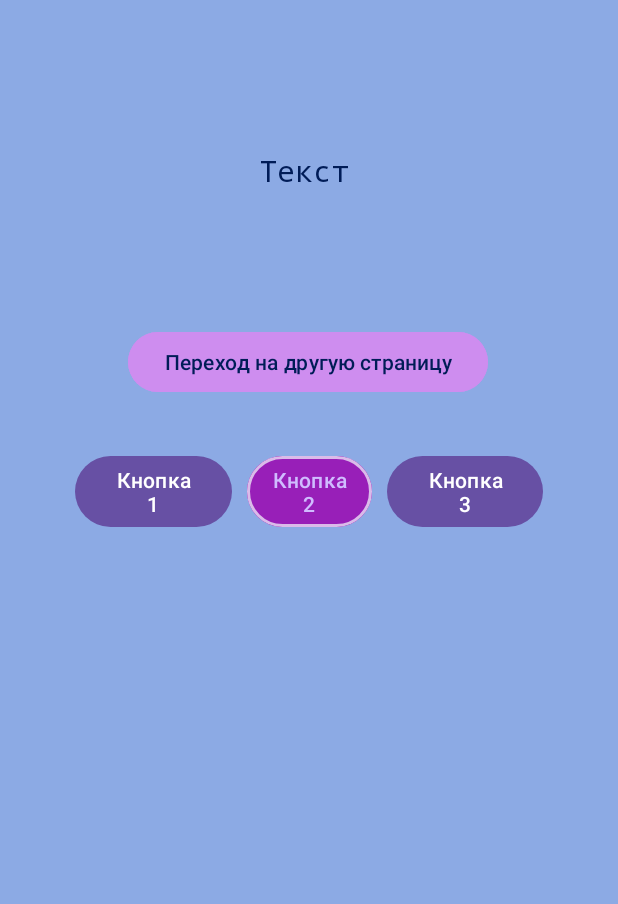
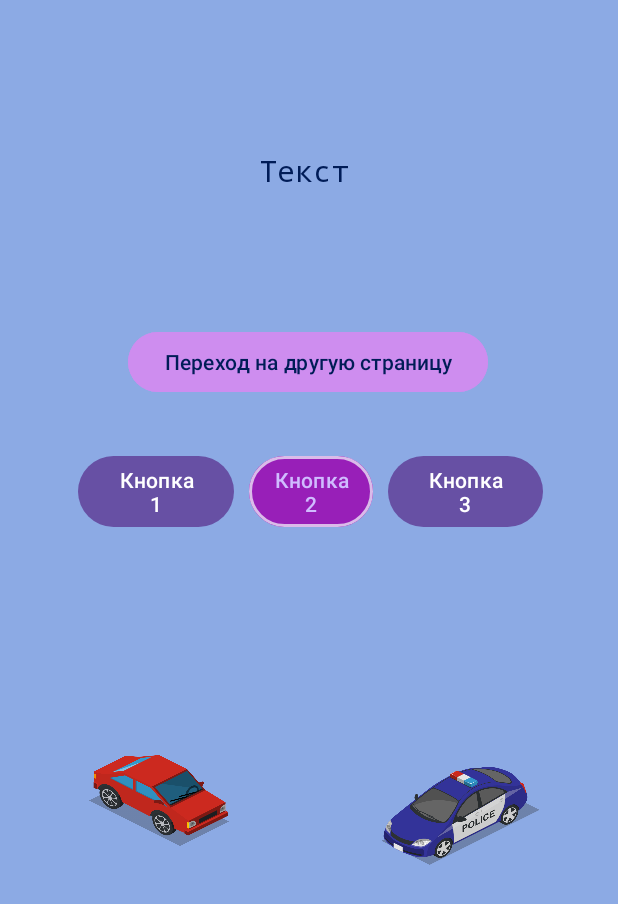
Before and after one commit to LinaLLLL/Java_Practice-android-studio-, an Android app: the screen it shows after launch (MainActivity), on a phone screen of 412 x 824 dp. Shown: the top 904 px of the screen. Run offline under Robolectric (Android 15) with nearby library versions, the phone set to English and light mode, and no system bars.

Commit message:
Добавлены imageButton и проигрывание мелодий

```diff
--- a/Practice2/app/src/main/java/com/example/practice2/MainActivity.java
+++ b/Practice2/app/src/main/java/com/example/practice2/MainActivity.java
@@ -7,9 +7,12 @@ import android.content.DialogInterface;
 import android.content.Intent;
 import android.content.res.ColorStateList;
 import android.graphics.Color;
+import android.media.MediaParser;
+import android.media.MediaPlayer;
 import android.os.Bundle;
 import android.view.View;
 import android.widget.Button;
+import android.widget.ImageButton;
 import android.widget.TextView;
 import android.widget.Toast;
 
@@ -35,17 +38,49 @@ public class MainActivity extends AppCompatActivity {
         });
         TextView text = findViewById(R.id.text);
         button2 = findViewById(R.id.button2);
-        Button button_transitin_page = findViewById(R.id.button_transition_page);
+
+        ImageButton button_image_car = findViewById(R.id.button_image_car);
+        ImageButton button_image_police = findViewById(R.id.button_image_police);
+
+        MediaPlayer carSound = MediaPlayer.create(this, R.raw.car);
+        MediaPlayer policeSound = MediaPlayer.create(this, R.raw.police);
 
         button2.setOnClickListener(new View.OnClickListener() {
             @Override
             public void onClick(View v) {
                 showInfo(text.getText().toString(), button2);
                 ShowInfoAllert("Вы хотите закрыть приложения?");
-
             }
         });
 
+        button_image_car.setOnClickListener(new View.OnClickListener() {
+            @Override
+            public void onClick(View v) {
+                soundPlayButton(carSound, policeSound);
+            }
+        });
+
+        button_image_police.setOnClickListener(new View.OnClickListener() {
+            @Override
+            public void onClick(View v) {
+                soundPlayButton(policeSound, carSound);
+            }
+        });
+    }
+
+    private void soundPlayButton(MediaPlayer sound1, MediaPlayer sound2) {
+        if(sound1.isPlaying()){ //проверка играет ли мелодия
+            sound1.pause(); //пауза
+            sound1.seekTo(0); //установка на начало мелодии(из-за паузы, что бы не начиналось с того места где остановаилась)
+            sound1.setLooping(false); //зацикленность false
+        }
+        if (sound2.isPlaying()){
+            sound2.pause();
+            sound2.seekTo(0);
+            sound2.setLooping(false);
+        }
+        sound1.start();
+        sound1.setLooping(true);
 
     }
 
@@ -86,4 +121,6 @@ public class MainActivity extends AppCompatActivity {
         Intent intent = new Intent(this, Activity2.class);
         startActivity(intent);
     }
+
+
 }
--- a/Practice2/app/src/main/res/layout/activity_2.xml
+++ b/Practice2/app/src/main/res/layout/activity_2.xml
@@ -23,7 +23,7 @@
         app:layout_constraintStart_toStartOf="parent"
         app:layout_constraintTop_toTopOf="parent"
         app:layout_constraintVertical_bias="1.0"
-        app:srcCompat="@drawable/BG" />
+        app:srcCompat="@drawable/bg" />
 
     <Button
         android:id="@+id/button_transition_main"
--- a/Practice2/app/src/main/res/layout/activity_main.xml
+++ b/Practice2/app/src/main/res/layout/activity_main.xml
@@ -6,7 +6,7 @@
     android:layout_width="match_parent"
     android:layout_height="match_parent"
     android:background="@color/background"
-    tools:context=".MainActivity" >
+    tools:context=".MainActivity">
 
     <TextView
         android:id="@+id/text"
@@ -38,8 +38,9 @@
         app:layout_constraintTop_toBottomOf="@+id/text" />
 
     <LinearLayout
-        android:layout_width="0dp"
-        android:layout_height="0dp"
+        android:id="@+id/linearLayout"
+        android:layout_width="310dp"
+        android:layout_height="69dp"
         android:layout_marginStart="50dp"
         android:layout_marginTop="300dp"
         android:layout_marginEnd="50dp"
@@ -47,9 +48,10 @@
         android:orientation="horizontal"
         app:layout_constraintBottom_toBottomOf="parent"
         app:layout_constraintEnd_toEndOf="parent"
+        app:layout_constraintHorizontal_bias="1.0"
         app:layout_constraintStart_toStartOf="parent"
         app:layout_constraintTop_toTopOf="parent"
-        app:layout_constraintVertical_bias="0.489">
+        app:layout_constraintVertical_bias="0.0">
 
         <Button
             android:id="@+id/button1"
@@ -83,4 +85,40 @@
             android:text="@string/button3" />
 
     </LinearLayout>
+
+    <ImageButton
+        android:id="@+id/button_image_car"
+        android:layout_width="0dp"
+        android:layout_height="0dp"
+        android:layout_marginStart="50dp"
+        android:layout_marginTop="68dp"
+        android:layout_marginEnd="250dp"
+        android:layout_marginBottom="180dp"
+        android:background="#00FFFFFF"
+        android:contentDescription="@string/error_download_image"
+        android:scaleType="centerInside"
+        app:layout_constraintBottom_toBottomOf="parent"
+        app:layout_constraintEnd_toEndOf="parent"
+        app:layout_constraintHorizontal_bias="0.234"
+        app:layout_constraintStart_toStartOf="parent"
+        app:layout_constraintTop_toBottomOf="@+id/linearLayout"
+        app:srcCompat="@drawable/car" />
+
+    <ImageButton
+        android:id="@+id/button_image_police"
+        android:layout_width="0dp"
+        android:layout_height="0dp"
+        android:layout_marginStart="90dp"
+        android:layout_marginTop="68dp"
+        android:layout_marginEnd="50dp"
+        android:layout_marginBottom="180dp"
+        android:background="#00FFFFFF"
+        android:contentDescription="@string/error_download_image"
+        android:scaleType="centerInside"
+        app:layout_constraintBottom_toBottomOf="parent"
+        app:layout_constraintEnd_toEndOf="parent"
+        app:layout_constraintHorizontal_bias="0.471"
+        app:layout_constraintStart_toEndOf="@+id/button_image_car"
+        app:layout_constraintTop_toBottomOf="@+id/linearLayout"
+        app:srcCompat="@drawable/police" />
 </androidx.constraintlayout.widget.ConstraintLayout>
```
Also changed, not shown: Practice2/app/src/main/res/drawable/bg.png (renamed from Practice2/app/src/main/res/drawable/BG.png), Practice2/app/src/main/res/drawable/car.png (added), Practice2/app/src/main/res/drawable/police.png (added), 2 other files.
